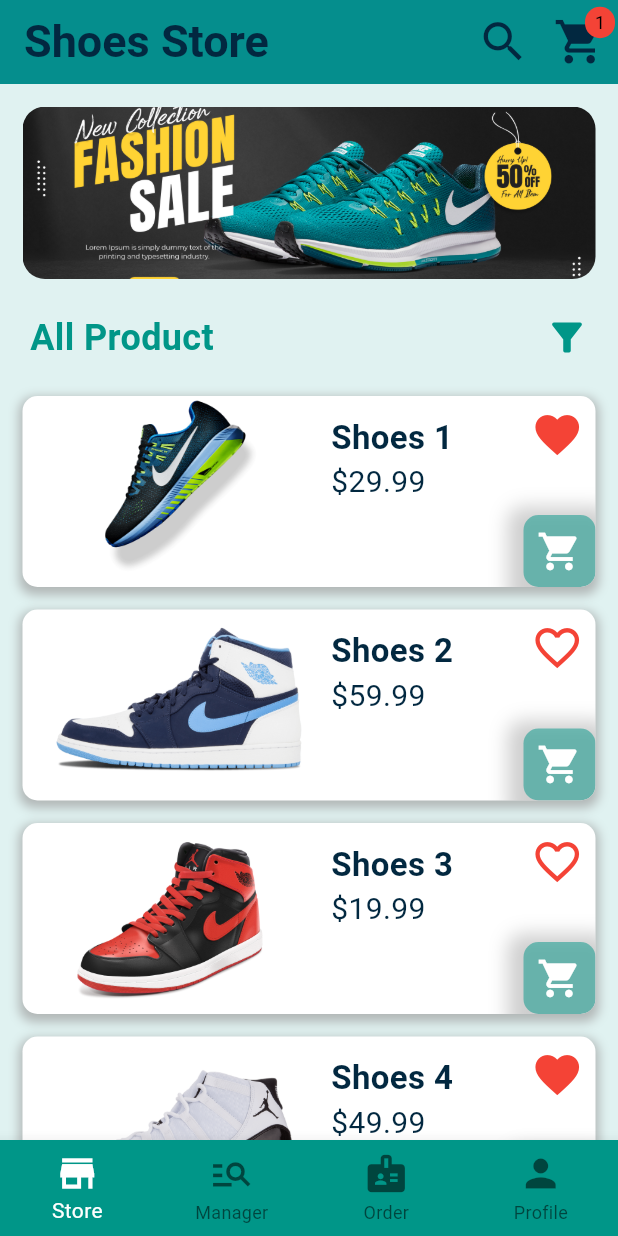
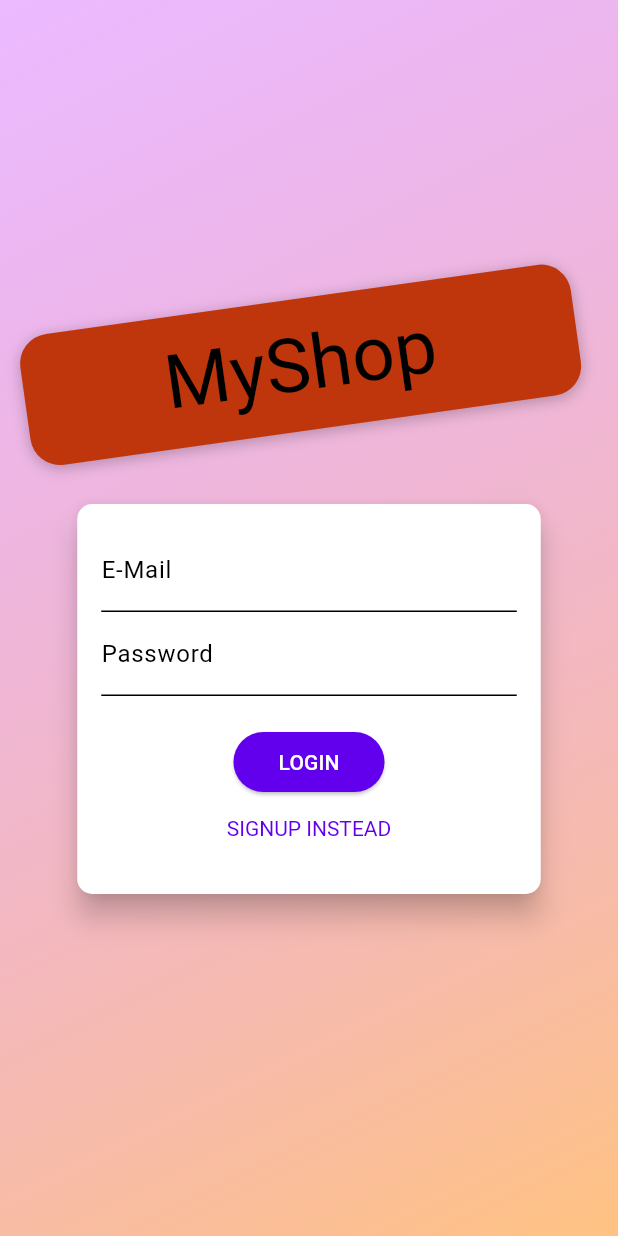
Before and after one commit to 23-24Sem2-Courses/ct48402-project-LeThiHongNgoc, a Flutter app: the screen it shows after launch, on a phone screen of 412 x 824 dp. Run offline on Flutter 3.47's test engine with Material 3 defaults, Android fonts, the phone set to English and light mode, and no system bars; our stand-ins replace flutter_dotenv, shared_preferences; Roboto replaces fonts that are missing (Anton).

Commit message:
login be

```diff
--- a/lib/main.dart
+++ b/lib/main.dart
@@ -3,8 +3,10 @@ import 'package:flutter/material.dart';
 import 'package:flutter/services.dart';
 import 'ui/home/home_screen.dart';
 import './ui/screens.dart';
+import 'package:flutter_dotenv/flutter_dotenv.dart';
 
-void main() {
+Future<void> main() async {
+  await dotenv.load();
   runApp(const MyApp());
 }
 
@@ -40,13 +42,25 @@ class MyApp extends StatelessWidget {
         ChangeNotifierProvider(
           create: (ctx) => OrdersManager(),
         ),
+        ChangeNotifierProvider(create: (context) => AuthManager()),
       ],
-      child: MaterialApp(
-        title: 'Shoes Store',
+      child: Consumer<AuthManager>(
+        builder: (ctx, authManager, child) {
+          return MaterialApp(
+            title: 'MyShop',
             debugShowCheckedModeBanner: false,
             theme: themData,
-        // Hiệu chỉnh trang home
-        home: const HomeScreen(),
+            home: authManager.isAuth
+                ? const SafeArea(child: HomeScreen())
+                : FutureBuilder(
+                  future: authManager.tryAutoLogin(),
+                  builder: (ctx, snapshot){
+                    return snapshot.connectionState == ConnectionState.waiting
+                      ? const SafeArea(child: SplashScreen())
+                      : const SafeArea(child: AuthScreen());
+                  },
+
+                  ),
                   routes: {
               CartScreen.routeName: (ctx) => const SafeArea(
                     child: CartScreen(),
@@ -72,6 +86,7 @@ class MyApp extends StatelessWidget {
                   },
                 );
               }
+
               if (settings.name == EditProductScreen.routeName) {
                 final productId = settings.arguments as String?;
                 return MaterialPageRoute(
@@ -88,9 +103,9 @@ class MyApp extends StatelessWidget {
                 }
               return null;
             },
+          );
+        }
       ),
-
-
     );
   }
 }
--- /dev/null
+++ b/lib/models/auth_token.dart
@@ -0,0 +1,48 @@
+class AuthToken {
+  final String _token;
+  final String _userId;
+  final DateTime _expiryDate;
+
+  AuthToken({
+    token,
+    userId,
+    expiryDate,
+  })  : _token = token,
+        _userId = userId,
+        _expiryDate = expiryDate;
+
+  bool get isValid {
+    return token != null;
+  }
+
+  String? get token {
+    if (_expiryDate.isAfter(DateTime.now())) {
+      return _token;
+    }
+    return null;
+  }
+
+  String get userId {
+    return _userId;
+  }
+
+  DateTime get expiryDate {
+    return _expiryDate;
+  }
+
+  Map<String, dynamic> toJson() {
+    return {
+      'authToken': _token,
+      'userId': _userId,
+      'expiryDate': _expiryDate.toIso8601String(),
+    };
+  }
+
+  static AuthToken fromJson(Map<String, dynamic> json) {
+    return AuthToken(
+      token: json['authToken'],
+      userId: json['userId'],
+      expiryDate: DateTime.parse(json['expiryDate']),
+    );
+  }
+}
--- /dev/null
+++ b/lib/models/http_exception.dart
@@ -0,0 +1,30 @@
+class HttpException implements Exception {
+  final String message;
+
+  HttpException(this.message);
+
+  HttpException.firebase(String code)
+      : message = _translateFirebaseErrorCode(code);
+
+  static String _translateFirebaseErrorCode(code) {
+    switch (code) {
+      case 'EMAIL_EXISTS':
+        return 'This email address is already in use';
+      case 'INVALID_EMAIL':
+        return 'This is not a valid email address';
+      case 'WEAK_PASSWORD':
+        return 'This password is too weak';
+      case 'EMAIL_NOT_FOUND':
+        return 'Could not find a user with that email';
+      case 'INVALID_PASSWORD':
+        return 'Invalid password';
+      default:
+        return code;
+    }
+  }
+
+  @override
+  String toString() {
+    return message;
+  }
+}
--- /dev/null
+++ b/lib/ui/auth/app_banner.dart
@@ -0,0 +1,41 @@
+import 'dart:math';
+
+import 'package:flutter/material.dart';
+
+class AppBanner extends StatelessWidget {
+  const AppBanner({
+    Key? key,
+  }) : super(key: key);
+
+  @override
+  Widget build(BuildContext context) {
+    return Container(
+      margin: const EdgeInsets.only(bottom: 20.0),
+      padding: const EdgeInsets.symmetric(
+        vertical: 8.0,
+        horizontal: 94.0,
+      ),
+      transform: Matrix4.rotationZ(-8 * pi / 180)..translate(-10.0),
+      decoration: BoxDecoration(
+        borderRadius: BorderRadius.circular(20),
+        color: Colors.deepOrange.shade900,
+        boxShadow: const [
+          BoxShadow(
+            blurRadius: 8,
+            color: Colors.black26,
+            offset: Offset(0, 2),
+          )
+        ],
+      ),
+      child: Text(
+        'MyShop',
+        style: TextStyle(
+          color: Theme.of(context).textTheme.titleLarge?.color,
+          fontSize: 50,
+          fontFamily: 'Anton',
+          fontWeight: FontWeight.normal,
+        ),
+      ),
+    );
+  }
+}
--- /dev/null
+++ b/lib/ui/auth/auth_card.dart
@@ -0,0 +1,198 @@
+import 'package:flutter/material.dart';
+import 'package:provider/provider.dart';
+
+import '../../models/http_exception.dart';
+import '../shared/dialog_utils.dart';
+
+import 'auth_manager.dart';
+
+enum AuthMode { signup, login }
+
+class AuthCard extends StatefulWidget {
+  const AuthCard({
+    super.key,
+  });
+
+  @override
+  State<AuthCard> createState() => _AuthCardState();
+}
+
+class _AuthCardState extends State<AuthCard> {
+  final GlobalKey<FormState> _formKey = GlobalKey();
+  AuthMode _authMode = AuthMode.login;
+  final Map<String, String> _authData = {
+    'email': '',
+    'password': '',
+  };
+  final _isSubmitting = ValueNotifier<bool>(false);
+  final _passwordController = TextEditingController();
+
+  Future<void> _submit() async {
+    if (!_formKey.currentState!.validate()) {
+      return;
+    }
+    _formKey.currentState!.save();
+
+    _isSubmitting.value = true;
+
+    try {
+      if (_authMode == AuthMode.login) {
+        // Log user in
+        await context.read<AuthManager>().login(
+              _authData['email']!,
+              _authData['password']!,
+            );
+      } else {
+        // Sign user up
+        await context.read<AuthManager>().signup(
+              _authData['email']!,
+              _authData['password']!,
+            );
+      }
+    } catch (error) {
+      if (context.mounted) {
+        showErrorDialog(
+            context,
+            (error is HttpException)
+                ? error.toString()
+                : 'Authentication failed');
+      }
+    }
+
+    _isSubmitting.value = false;
+  }
+
+  void _switchAuthMode() {
+    if (_authMode == AuthMode.login) {
+      setState(() {
+        _authMode = AuthMode.signup;
+      });
+    } else {
+      setState(() {
+        _authMode = AuthMode.login;
+      });
+    }
+  }
+
+  @override
+  Widget build(BuildContext context) {
+    final deviceSize = MediaQuery.sizeOf(context);
+    return Card(
+      shape: RoundedRectangleBorder(
+        borderRadius: BorderRadius.circular(10.0),
+      ),
+      elevation: 8.0,
+      child: Container(
+        height: _authMode == AuthMode.signup ? 320 : 260,
+        constraints:
+            BoxConstraints(minHeight: _authMode == AuthMode.signup ? 320 : 260),
+        width: deviceSize.width * 0.75,
+        padding: const EdgeInsets.all(16.0),
+        child: Form(
+          key: _formKey,
+          child: SingleChildScrollView(
+            child: Column(
+              children: <Widget>[
+                _buildEmailField(),
+                _buildPasswordField(),
+                if (_authMode == AuthMode.signup) _buildPasswordConfirmField(),
+                const SizedBox(
+                  height: 20,
+                ),
+                ValueListenableBuilder<bool>(
+                  valueListenable: _isSubmitting,
+                  builder: (context, isSubmitting, child) {
+                    if (isSubmitting) {
+                      return const CircularProgressIndicator();
+                    }
+                    return _buildSubmitButton();
+                  },
+                ),
+                _buildAuthModeSwitchButton(),
+              ],
+            ),
+          ),
+        ),
+      ),
+    );
+  }
+
+  Widget _buildAuthModeSwitchButton() {
+    return TextButton(
+      onPressed: _switchAuthMode,
+      style: TextButton.styleFrom(
+        padding: const EdgeInsets.symmetric(horizontal: 30.0, vertical: 4),
+        tapTargetSize: MaterialTapTargetSize.shrinkWrap,
+        textStyle: TextStyle(
+          color: Theme.of(context).colorScheme.primary,
+        ),
+      ),
+      child:
+          Text('${_authMode == AuthMode.login ? 'SIGNUP' : 'LOGIN'} INSTEAD'),
+    );
+  }
+
+  Widget _buildSubmitButton() {
+    return ElevatedButton(
+      onPressed: _submit,
+      style: ElevatedButton.styleFrom(
+        shape: RoundedRectangleBorder(
+          borderRadius: BorderRadius.circular(30),
+        ),
+        backgroundColor: Theme.of(context).colorScheme.primary,
+        foregroundColor: Theme.of(context).colorScheme.onPrimary,
+        padding: const EdgeInsets.symmetric(horizontal: 30.0, vertical: 8.0),
+      ),
+      child: Text(_authMode == AuthMode.login ? 'LOGIN' : 'SIGN UP'),
+    );
+  }
+
+  Widget _buildPasswordConfirmField() {
+    return TextFormField(
+      enabled: _authMode == AuthMode.signup,
+      decoration: const InputDecoration(labelText: 'Confirm Password'),
+      obscureText: true,
+      validator: _authMode == AuthMode.signup
+          ? (value) {
+              if (value != _passwordController.text) {
+                return 'Passwords do not match!';
+              }
+              return null;
+            }
+          : null,
+    );
+  }
+
+  Widget _buildPasswordField() {
+    return TextFormField(
+      decoration: const InputDecoration(labelText: 'Password'),
+      obscureText: true,
+      controller: _passwordController,
+      validator: (value) {
+        if (value == null || value.length < 5) {
+          return 'Password is too short!';
+        }
+        return null;
+      },
+      onSaved: (value) {
+        _authData['password'] = value!;
+      },
+    );
+  }
+
+  Widget _buildEmailField() {
+    return TextFormField(
+      decoration: const InputDecoration(labelText: 'E-Mail'),
+      keyboardType: TextInputType.emailAddress,
+      validator: (value) {
+        if (value!.isEmpty || !value.contains('@')) {
+          return 'Invalid email!';
+        }
+        return null;
+      },
+      onSaved: (value) {
+        _authData['email'] = value!;
+      },
+    );
+  }
+}
--- /dev/null
+++ b/lib/ui/auth/auth_manager.dart
@@ -0,0 +1,64 @@
+import 'dart:async';
+
+import 'package:flutter/foundation.dart';
+
+import '../../models/auth_token.dart';
+import '../../services/auth_service.dart';
+
+class AuthManager with ChangeNotifier {
+  AuthToken? _authToken;
+  Timer? _authTimer;
+
+  final AuthService _authService = AuthService();
+
+  bool get isAuth {
+    return authToken != null && authToken!.isValid;
+  }
+
+  AuthToken? get authToken {
+    return _authToken;
+  }
+
+  void _setAuthToken(AuthToken token) {
+    _authToken = token;
+    _autoLogout();
+    notifyListeners();
+  }
+
+  Future<void> signup(String email, String password) async {
+    _setAuthToken(await _authService.signup(email, password));
+  }
+
+  Future<void> login(String email, String password) async {
+    _setAuthToken(await _authService.login(email, password));
+  }
+
+  Future<bool> tryAutoLogin() async {
+    final savedToken = await _authService.loadSavedAuthToken();
+    if (savedToken == null) {
+      return false;
+    }
+
+    _setAuthToken(savedToken);
+    return true;
+  }
+
+  Future<void> logout() async {
+    _authToken = null;
+    if (_authTimer != null) {
+      _authTimer!.cancel();
+      _authTimer = null;
+    }
+    notifyListeners();
+    _authService.clearSavedAuthToken();
+  }
+
+  void _autoLogout() {
+    if (_authTimer != null) {
+      _authTimer!.cancel();
+    }
+    final timeToExpiry =
+        _authToken!.expiryDate.difference(DateTime.now()).inSeconds;
+    _authTimer = Timer(Duration(seconds: timeToExpiry), logout);
+  }
+}
--- /dev/null
+++ b/lib/ui/auth/auth_screen.dart
@@ -0,0 +1,54 @@
+import 'package:flutter/material.dart';
+
+import 'auth_card.dart';
+import 'app_banner.dart';
+
+class AuthScreen extends StatelessWidget {
+  static const routeName = '/auth';
+
+  const AuthScreen({super.key});
+
+  @override
+  Widget build(BuildContext context) {
+    final deviceSize = MediaQuery.sizeOf(context);
+    return Scaffold(
+      // resizeToAvoidBottomInset: false,
+      body: Stack(
+        children: <Widget>[
+          Container(
+            decoration: BoxDecoration(
+              gradient: LinearGradient(
+                colors: [
+                  const Color.fromRGBO(215, 117, 255, 1).withOpacity(0.5),
+                  const Color.fromRGBO(255, 188, 117, 1).withOpacity(0.9),
+                ],
+                begin: Alignment.topLeft,
+                end: Alignment.bottomRight,
+                stops: const [0, 1],
+              ),
+            ),
+          ),
+          SingleChildScrollView(
+            child: SizedBox(
+              height: deviceSize.height,
+              width: deviceSize.width,
+              child: Column(
+                mainAxisAlignment: MainAxisAlignment.center,
+                crossAxisAlignment: CrossAxisAlignment.center,
+                children: <Widget>[
+                  const Flexible(
+                    child: AppBanner(),
+                  ),
+                  Flexible(
+                    flex: deviceSize.width > 600 ? 2 : 1,
+                    child: const AuthCard(),
+                  ),
+                ],
+              ),
+            ),
+          ),
+        ],
+      ),
+    );
+  }
+}
--- a/lib/ui/screens.dart
+++ b/lib/ui/screens.dart
@@ -7,3 +7,6 @@ export 'cart/cart_screen.dart';
 export 'cart/cart_manager.dart';
 // export 'user/edit_product_screen.dart';
 export 'products/edit_product_screen.dart';
+export 'auth/auth_screen.dart';
+export 'auth/auth_manager.dart';
+export 'splash_screen.dart';
--- a/pubspec.yaml
+++ b/pubspec.yaml
@@ -12,8 +12,12 @@ dependencies:
   flutter:
     sdk: flutter
   cupertino_icons: ^1.0.6
+  page_transition: ^2.0.0
   intl: ^0.19.0
   provider: ^6.0.5
+  flutter_dotenv: ^5.1.0
+  http: ^1.1.0
+  shared_preferences: ^2.2.2
 
 dev_dependencies:
   flutter_test:
@@ -28,6 +32,7 @@ flutter:
     - assets/images/banners/
     - assets/images/logos/
     - assets/images/backgrounds/
+    - .env
   fonts:
     - family: Roboto
       fonts:
```
Also changed, not shown: lib/services/auth_service.dart (added, +98 -0 lines), lib/services/firebase_service.dart (added, +72 -0 lines), lib/ui/shared/app_drawer.dart (+15 -0 lines), lib/ui/splash_screen.dart (added, +14 -0 lines), pubspec.lock, 1 other file. Lines whose indentation alone changed are shown as unchanged.
